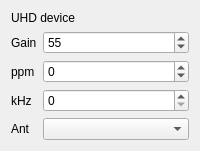
Above: src/devices/uhd/uhd-widget.ui from tomneda/DABstar before the change. Below: the same form after it.
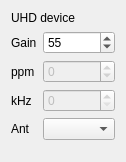
That is the form after the change.

Commit message:
"Disable unimplemented spin boxes in UHD widget UI
- Set 'f_correction' spin box to disabled with tooltip explanation.
- Set 'KhzOffset' spin box to disabled with tooltip explanation.
- Added geometry property for proper widget dimensions."

Diff of the .ui file:
```diff
--- a/src/devices/uhd/uhd-widget.ui
+++ b/src/devices/uhd/uhd-widget.ui
@@ -2,6 +2,14 @@
 <ui version="4.0">
  <class>uhdWidget</class>
  <widget class="QWidget" name="uhdWidget">
+  <property name="geometry">
+   <rect>
+    <x>0</x>
+    <y>0</y>
+    <width>126</width>
+    <height>162</height>
+   </rect>
+  </property>
   <property name="windowTitle">
    <string>UHD URSP</string>
   </property>
@@ -39,6 +47,9 @@
    </item>
    <item row="2" column="1">
     <widget class="QSpinBox" name="f_correction">
+     <property name="enabled">
+      <bool>false</bool>
+     </property>
      <property name="toolTip">
       <string>(not yet implemented)</string>
      </property>
@@ -59,6 +70,9 @@
    </item>
    <item row="3" column="1">
     <widget class="QSpinBox" name="KhzOffset">
+     <property name="enabled">
+      <bool>false</bool>
+     </property>
      <property name="toolTip">
       <string>(not yet implemented)</string>
      </property>
```
